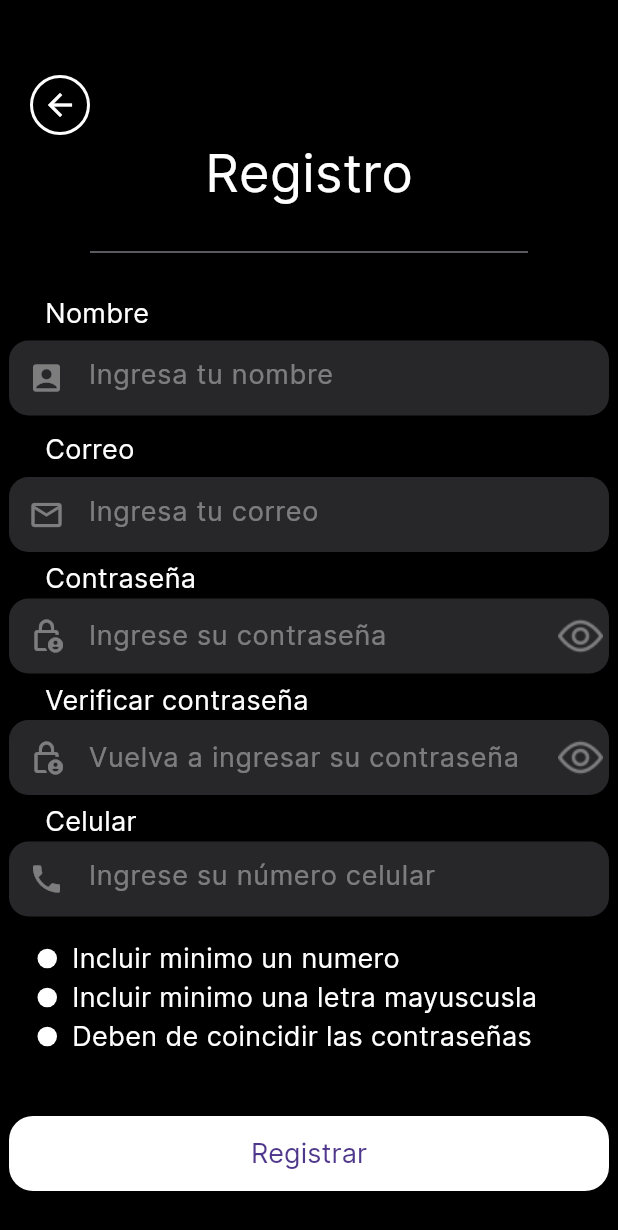
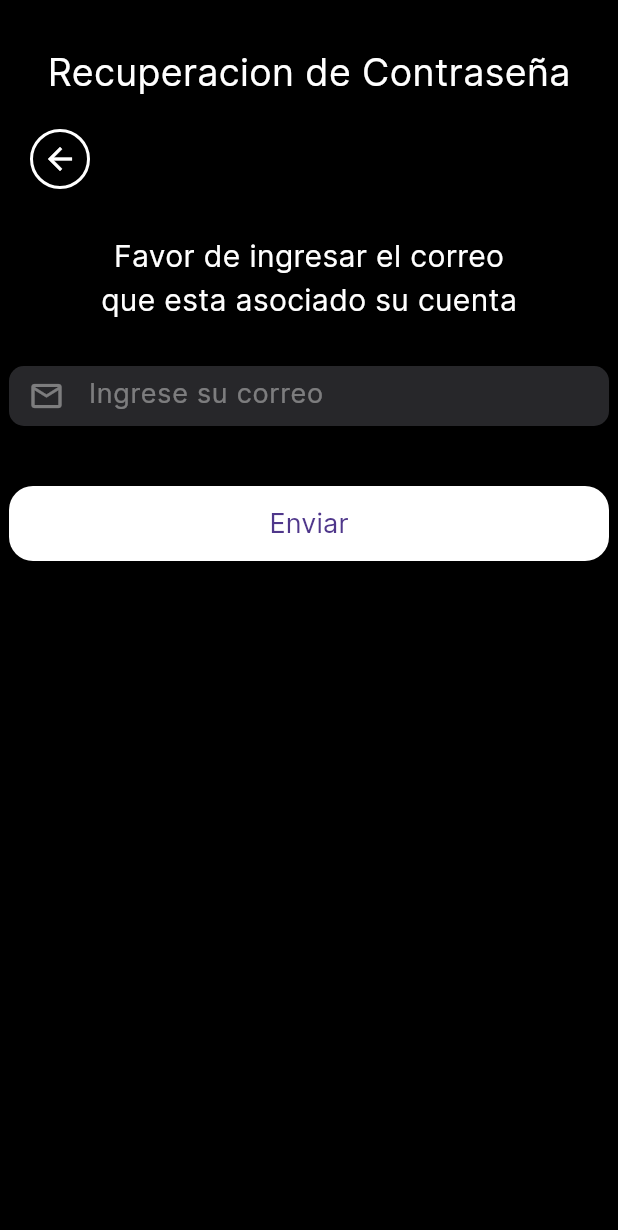
Before and after one commit to Joapava/Proyecto_BAZAPP, a Flutter app: the screen it shows after launch, after a tap on "¿Olvidaste tu contraseña?", on a phone screen of 412 x 824 dp. Shown: the top 1230 px of the screen. Run offline on Flutter 3.47's test engine with Material 3 defaults, Android fonts, the phone set to English and light mode, and no system bars; our stand-ins replace cloud_firestore, email_validator, firebase_auth, firebase_core, google_sign_in, shared_preferences; accounts and stored records are empty.

```diff
--- a/prueba/lib/Negocio/autenticar.dart
+++ b/prueba/lib/Negocio/autenticar.dart
@@ -32,4 +32,13 @@ class Autenticar {
       return '';
     }
   }
+
+  Future<bool> reiniciarc(String email) async{
+    try{
+      await Auth().reiniciocontra(email);
+      return true;
+    }on FirebaseAuthException catch(_){
+      return false;
+    }
+  }
 }
--- a/prueba/lib/Persistencia/auth.dart
+++ b/prueba/lib/Persistencia/auth.dart
@@ -17,6 +17,11 @@ class Auth {
       {required String email, required String pwd}) async {
     var r = await _firebaseAuth.createUserWithEmailAndPassword(
         email: email, password: pwd);
+    UserCredential userCredential = r;
+    User? usuario = userCredential.user;
+    if(usuario != null && !usuario.emailVerified){
+      await usuario.sendEmailVerification();
+    }
     return r.user!.uid.toString();
   }
 
@@ -29,4 +34,8 @@ class Auth {
       await currentUser?.updatePassword(pwd);
     }
   }
+
+  Future<void> reiniciocontra(String email) async {
+    await _firebaseAuth.sendPasswordResetEmail(email: email);
+  }
 }
--- a/prueba/lib/pages/Cuenta/perfil.dart
+++ b/prueba/lib/pages/Cuenta/perfil.dart
@@ -202,7 +202,7 @@ class _Perfil extends State<Perfil> {
                   },
                   focusNode: phonefocus,
                   onFieldSubmitted: (String value) async {
-                    await validar(2);
+                    await validar();
                     setState(() {
                       if (!isErrorphone) {
                         editphone = true;
@@ -272,7 +272,7 @@ class _Perfil extends State<Perfil> {
               FocusScope.of(context).requestFocus(phonefocus);
             });
           } else {
-            await validar(2);
+            await validar();
             if (!isErrorphone) {
               setState(() {
                 editphone = true;
@@ -303,7 +303,6 @@ class _Perfil extends State<Perfil> {
           child: FloatingActionButton(
             heroTag: 'back',
             onPressed: () {
-              // dispose();
               Navigator.pop(context);
             },
             backgroundColor: const Color.fromRGBO(0, 0, 0, 0),
@@ -353,8 +352,7 @@ class _Perfil extends State<Perfil> {
     }
   }
 
-  Future<void> validar(int x) async {
-    if (x == 2) {
+  Future<void> validar() async {
       formphone.currentState!.validate();
       bool isRegister = await ValidarDatos().registrocelular(phonecontrol.text);
       if (isRegister && !isErrorphone) {
@@ -362,7 +360,6 @@ class _Perfil extends State<Perfil> {
           setState(() {
             isErrorphone = false;
           });
-          // nuevoemail();
         } else {
           setState(() {
             isErrorphone = true;
@@ -377,7 +374,6 @@ class _Perfil extends State<Perfil> {
           isErrorphone = false;
         });
       }
-    }
   }
 
   @override
--- a/prueba/lib/pages/login.dart
+++ b/prueba/lib/pages/login.dart
@@ -6,6 +6,7 @@ import 'package:prueba/pages/registro.dart';
 import 'package:prueba/pages/home.dart';
 import 'dart:core';
 import 'package:email_validator/email_validator.dart';
+import 'package:prueba/pages/reiniciar.dart';
 
 class Login extends StatefulWidget {
   const Login({super.key});
@@ -135,7 +136,7 @@ class _BoxCentral extends State<BoxCentral> {
           child: TextButton(
               onPressed: (() {
                 Navigator.push(context,
-                    MaterialPageRoute(builder: (context) => const Registro()));
+                    MaterialPageRoute(builder: (context) => const Reiniciar()));
                 // cleancontroller();
               }),
               child: const Text(
--- a/prueba/lib/pages/registro.dart
+++ b/prueba/lib/pages/registro.dart
@@ -601,7 +601,6 @@ class _Getformulario extends State<Getformulario> {
                     });
                   } else if (x == 0) {
                     if (name.text.split(" ").length >= 2) {
-                      print('aaaaaaaaaaaaa');
                       if (!isError &&
                           !isErroremail &&
                           !isErrorphone &&
--- /dev/null
+++ b/prueba/lib/pages/reiniciar.dart
@@ -0,0 +1,278 @@
+import 'package:email_validator/email_validator.dart';
+import 'package:flutter/material.dart';
+import 'package:flutter/services.dart';
+import 'package:prueba/Negocio/autenticar.dart';
+
+class Reiniciar extends StatefulWidget {
+  const Reiniciar({super.key});
+
+  @override
+  State<Reiniciar> createState() => _ReiniciarState();
+}
+
+class _ReiniciarState extends State<Reiniciar> {
+  TextEditingController emailcontrol = TextEditingController();
+  bool isErroremail = false;
+  bool cn = false;
+  final femail = GlobalKey<FormState>();
+  @override
+  Widget build(BuildContext context) {
+    return Scaffold(
+      backgroundColor: Colors.black,
+      body: SafeArea(
+          child: SingleChildScrollView(
+        child: Stack(
+          children: [
+            ingreso(),
+            velo(),
+            confirmacion(),
+          ],
+        ),
+      )),
+    );
+  }
+
+  Container velo() {
+    if (cn) {
+      return Container(
+        width: MediaQuery.of(context).size.width,
+        height: MediaQuery.of(context).size.height,
+        color: const Color.fromRGBO(1, 1, 1, .6),
+      );
+    }
+    return Container();
+  }
+
+  Column ingreso() {
+    return Column(
+      children: [
+        const SizedBox(
+          height: 30,
+        ),
+        const FittedBox(
+          child: Text(
+            'Recuperacion de Contraseña',
+            style: TextStyle(
+                fontFamily: 'Inter', fontSize: 25, color: Colors.white),
+          ),
+        ),
+        const SizedBox(
+          height: 20,
+        ),
+        buttonregreso(),
+        const SizedBox(
+          height: 30,
+        ),
+        indicacion(),
+        const SizedBox(
+          height: 30,
+        ),
+        correo(),
+        const SizedBox(
+          height: 40,
+        ),
+        enviar()
+      ],
+    );
+  }
+
+  Widget enviar() {
+    return SizedBox(
+      width: 400,
+      height: 50,
+      child: FloatingActionButton(
+        onPressed: (() async {
+          femail.currentState!.validate();
+          if (!isErroremail) {
+            bool r = await Autenticar().reiniciarc(emailcontrol.text);
+            if (r) {
+              central(r);
+            }
+          }
+        }),
+        backgroundColor: Colors.white,
+        child: const Text(
+          'Enviar',
+          style: TextStyle(fontFamily: 'Inter', fontSize: 18),
+        ),
+      ),
+    );
+  }
+
+  void central(bool r) {
+    FocusScope.of(context).unfocus();
+    setState(() {
+      cn = r;
+    });
+  }
+
+  Center confirmacion() {
+    if (cn) {
+      return Center(
+        heightFactor: 3,
+        child: Container(
+          width: 350,
+          height: 300,
+          decoration: BoxDecoration(
+              borderRadius: BorderRadius.circular(15),
+              color: const Color.fromARGB(216, 53, 53, 53)),
+          child: Column(
+            children: [
+              const SizedBox(
+                height: 20,
+              ),
+              Image.asset('assets/checkg.png'),
+              const SizedBox(
+                height: 35,
+              ),
+              const Center(
+                child: FittedBox(
+                  child: Text(
+                    'Se ha enviado un correo para',
+                    style: TextStyle(
+                        fontFamily: 'Inter', fontSize: 18, color: Colors.white),
+                  ),
+                ),
+              ),
+              const Center(
+                child: FittedBox(
+                  child: Text(
+                    'el restablecimiento de la contraseña',
+                    style: TextStyle(
+                        fontFamily: 'Inter', fontSize: 18, color: Colors.white),
+                  ),
+                ),
+              ),
+              const SizedBox(
+                height: 55,
+              ),
+              Container(
+                width: 200,
+                height: 40,
+                decoration: BoxDecoration(
+                    borderRadius: BorderRadius.circular(15),
+                    color: Colors.white),
+                child: FloatingActionButton(
+                  heroTag: 'cn',
+                  onPressed: () {
+                    Navigator.pop(context);
+                  },
+                  elevation: 0,
+                  backgroundColor: const Color.fromRGBO(0, 0, 0, 0),
+                  child: const Text(
+                    'Confirmar',
+                    style: TextStyle(fontFamily: 'Inter', fontSize: 18),
+                  ),
+                ),
+              ),
+            ],
+          ),
+        ),
+      );
+    }
+    return const Center();
+  }
+
+  Container correo() {
+    return Container(
+        width: 400,
+        height: 40,
+        decoration: BoxDecoration(
+            borderRadius: BorderRadius.circular(10),
+            color: const Color.fromARGB(115, 87, 87, 94),
+            border: Border.all(
+                color: isErroremail
+                    ? Colors.red
+                    : const Color.fromARGB(0, 87, 87, 94))),
+        child: SizedBox(
+          width: 380,
+          height: 35,
+          child: Form(
+              key: femail,
+              child: TextFormField(
+                validator: (value) {
+                  if (!EmailValidator.validate(value.toString())) {
+                    setState(() {
+                      isErroremail = true;
+                    });
+                    return null;
+                  }
+                  setState(() {
+                    isErroremail = false;
+                  });
+                  return null;
+                },
+                controller: emailcontrol,
+                keyboardType: TextInputType.emailAddress,
+                style: const TextStyle(
+                    color: Colors.white, fontFamily: 'Inter', fontSize: 18),
+                decoration: const InputDecoration(
+                    contentPadding: EdgeInsets.only(bottom: 12),
+                    hintText: 'Ingrese su correo',
+                    hintStyle: TextStyle(
+                        fontFamily: 'Inter',
+                        fontSize: 18,
+                        color: Color.fromARGB(101, 255, 255, 255)),
+                    prefixIcon: Icon(Icons.email_outlined,
+                        color: Color.fromARGB(101, 255, 255, 255)),
+                    focusedBorder: InputBorder.none,
+                    border: InputBorder.none),
+              )),
+        ));
+  }
+
+  Center indicacion() {
+    return const Center(
+        child: Column(
+      children: [
+        FittedBox(
+          child: Text(
+            'Favor de ingresar el correo',
+            style: TextStyle(
+                fontFamily: 'Inter', fontSize: 20, color: Colors.white),
+          ),
+        ),
+        FittedBox(
+          child: Text(
+            'que esta asociado su cuenta',
+            style: TextStyle(
+                fontFamily: 'Inter', fontSize: 20, color: Colors.white),
+          ),
+        ),
+      ],
+    ));
+  }
+
+  Widget buttonregreso() {
+    return Row(
+      children: [
+        const SizedBox(
+          width: 20,
+        ),
+        SizedBox(
+          width: 40,
+          height: 40,
+          child: FloatingActionButton(
+              heroTag: 'btnr',
+              backgroundColor: Colors.black,
+              shape: RoundedRectangleBorder(
+                  side: const BorderSide(color: Colors.white, width: 2),
+                  borderRadius: BorderRadius.circular(25)),
+              onPressed: () {
+                Navigator.pop(context);
+              },
+              child: const Icon(
+                Icons.arrow_back,
+                color: Colors.white,
+              )),
+        )
+      ],
+    );
+  }
+
+  @override
+  void dispose() {
+    emailcontrol.dispose();
+    super.dispose();
+  }
+}
```
Also changed, not shown: prueba/assets/checkg.png (added).
